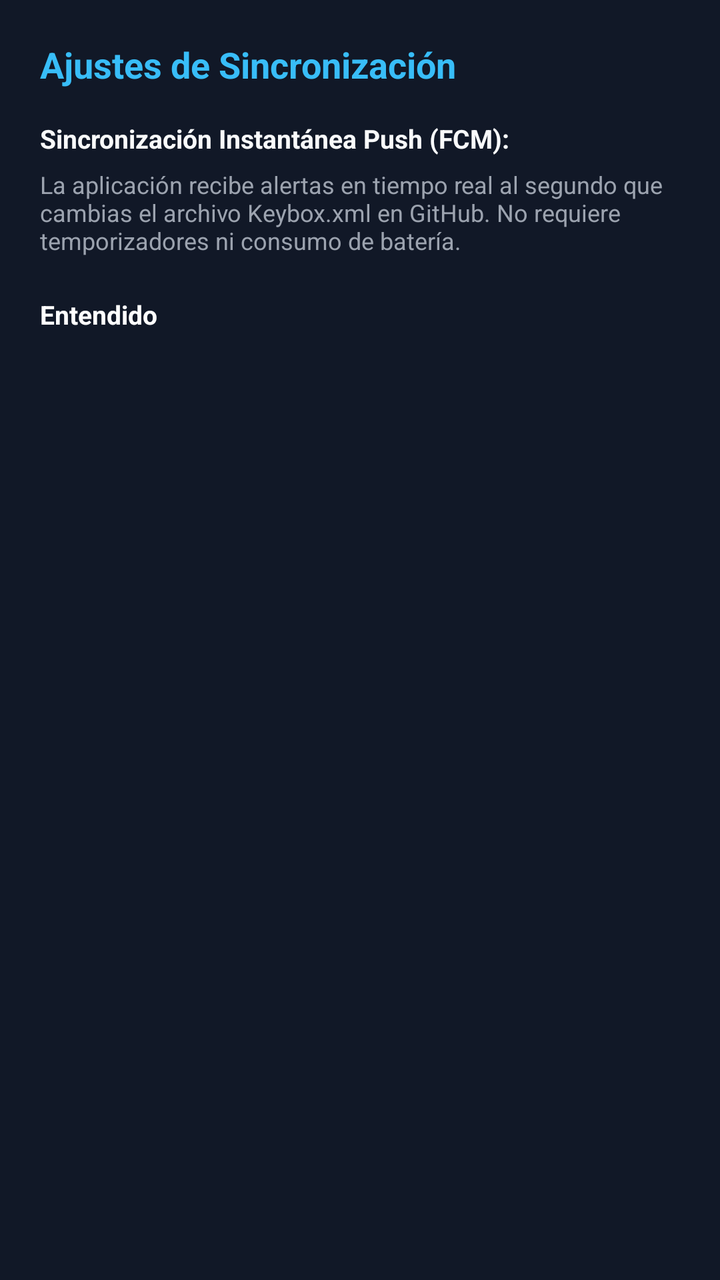
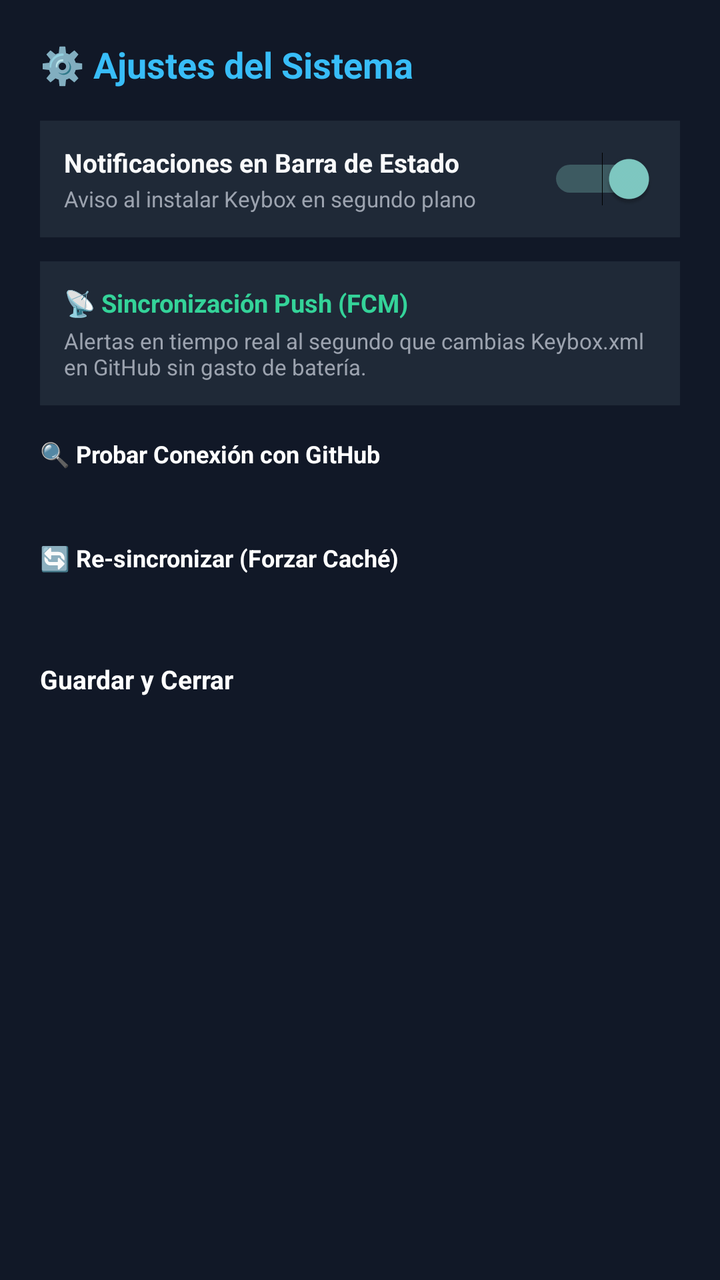

An Android layout rendered at two revisions. The XML below is the earlier revision; the diff shows what the commit changed to produce the second picture.
<!-- AndroidManifest.xml: application theme android:Theme.Material.NoActionBar -->
<!-- res/layout/dialog_settings.xml -->
<?xml version="1.0" encoding="utf-8"?>
<LinearLayout xmlns:android="http://schemas.android.com/apk/res/android"
    android:layout_width="match_parent"
    android:layout_height="wrap_content"
    android:orientation="vertical"
    android:padding="20dp"
    android:background="@color/card_bg">

    <TextView
        android:layout_width="match_parent"
        android:layout_height="wrap_content"
        android:text="Ajustes de Sincronización"
        android:textSize="18sp"
        android:textStyle="bold"
        android:textColor="@color/accent_sky"
        android:layout_marginBottom="16dp" />

    <TextView
        android:layout_width="match_parent"
        android:layout_height="wrap_content"
        android:text="Sincronización Instantánea Push (FCM):"
        android:textColor="#F9FAFB"
        android:textSize="13sp"
        android:textStyle="bold"
        android:layout_marginBottom="6dp" />

    <TextView
        android:layout_width="match_parent"
        android:layout_height="wrap_content"
        android:text="La aplicación recibe alertas en tiempo real al segundo que cambias el archivo Keybox.xml en GitHub. No requiere temporizadores ni consumo de batería."
        android:textColor="@color/text_sub"
        android:textSize="12sp"
        android:layout_marginBottom="20dp" />

    <Button
        android:id="@+id/btnSaveSettings"
        android:layout_width="match_parent"
        android:layout_height="48dp"
        android:text="Entendido"
        android:textSize="13sp"
        android:textStyle="bold"
        android:textColor="#FFFFFF"
        android:backgroundTint="@color/accent_blue" />

</LinearLayout>
<!-- resources referenced by this layout -->
<resources>
  <color name="accent_blue">#0284C7</color>
  <color name="accent_sky">#38BDF8</color>
  <color name="card_bg">#111827</color>
  <color name="text_sub">#9CA3AF</color>
</resources>

<!-- the commit's change to res/layout/dialog_settings.xml (unified diff, before → after) -->
@@ -4,42 +4,115 @@
     android:layout_height="wrap_content"
     android:orientation="vertical"
     android:padding="20dp"
-    android:background="@color/card_bg">
+    android:background="#111827">
 
     <TextView
         android:layout_width="match_parent"
         android:layout_height="wrap_content"
-        android:text="Ajustes de Sincronización"
+        android:text="⚙️ Ajustes del Sistema"
         android:textSize="18sp"
         android:textStyle="bold"
-        android:textColor="@color/accent_sky"
+        android:textColor="#38BDF8"
         android:layout_marginBottom="16dp" />
 
-    <TextView
+    
+    <LinearLayout
         android:layout_width="match_parent"
         android:layout_height="wrap_content"
-        android:text="Sincronización Instantánea Push (FCM):"
-        android:textColor="#F9FAFB"
-        android:textSize="13sp"
-        android:textStyle="bold"
-        android:layout_marginBottom="6dp" />
+        android:orientation="horizontal"
+        android:gravity="center_vertical"
+        android:padding="12dp"
+        android:background="#1F2937"
+        android:layout_marginBottom="12dp">
 
-    <TextView
+        <LinearLayout
+            android:layout_width="0dp"
+            android:layout_height="wrap_content"
+            android:layout_weight="1"
+            android:orientation="vertical">
+
+            <TextView
+                android:layout_width="wrap_content"
+                android:layout_height="wrap_content"
+                android:text="Notificaciones en Barra de Estado"
+                android:textColor="#F9FAFB"
+                android:textSize="13sp"
+                android:textStyle="bold" />
+
+            <TextView
+                android:layout_width="wrap_content"
+                android:layout_height="wrap_content"
+                android:text="Aviso al instalar Keybox en segundo plano"
+                android:textColor="#9CA3AF"
+                android:textSize="11sp"
+                android:layout_marginTop="2dp" />
+        </LinearLayout>
+
+        <Switch
+            android:id="@+id/switchNotifications"
+            android:layout_width="wrap_content"
+            android:layout_height="wrap_content"
+            android:checked="true" />
+    </LinearLayout>
+
+    
+    <LinearLayout
         android:layout_width="match_parent"
         android:layout_height="wrap_content"
-        android:text="La aplicación recibe alertas en tiempo real al segundo que cambias el archivo Keybox.xml en GitHub. No requiere temporizadores ni consumo de batería."
-        android:textColor="@color/text_sub"
+        android:orientation="vertical"
+        android:padding="12dp"
+        android:background="#1F2937"
+        android:layout_marginBottom="16dp">
+
+        <TextView
+            android:layout_width="wrap_content"
+            android:layout_height="wrap_content"
+            android:text="📡 Sincronización Push (FCM)"
+            android:textColor="#34D399"
+            android:textSize="12.5sp"
+            android:textStyle="bold" />
+
+        <TextView
+            android:layout_width="wrap_content"
+            android:layout_height="wrap_content"
+            android:text="Alertas en tiempo real al segundo que cambias Keybox.xml en GitHub sin gasto de batería."
+            android:textColor="#9CA3AF"
+            android:textSize="11sp"
+            android:layout_marginTop="3dp" />
+    </LinearLayout>
+
+    
+    <Button
+        android:id="@+id/btnTestConnection"
+        android:layout_width="match_parent"
+        android:layout_height="44dp"
+        android:text="🔍 Probar Conexión con GitHub"
         android:textSize="12sp"
-        android:layout_marginBottom="20dp" />
+        android:textStyle="bold"
+        android:textColor="#FFFFFF"
+        android:backgroundTint="#374151"
+        android:layout_marginBottom="8dp" />
+
+    
+    <Button
+        android:id="@+id/btnClearHashCache"
+        android:layout_width="match_parent"
+        android:layout_height="44dp"
+        android:text="🔄 Re-sincronizar (Forzar Caché)"
+        android:textSize="12sp"
+        android:textStyle="bold"
+        android:textColor="#FFFFFF"
+        android:backgroundTint="#4B5563"
+        android:layout_marginBottom="16dp" />
 
     <Button
         android:id="@+id/btnSaveSettings"
         android:layout_width="match_parent"
-        android:layout_height="48dp"
-        android:text="Entendido"
+        android:layout_height="46dp"
+        android:text="Guardar y Cerrar"
         android:textSize="13sp"
         android:textStyle="bold"
         android:textColor="#FFFFFF"
-        android:backgroundTint="@color/accent_blue" />
+        android:backgroundTint="#0284C7" />
 
 </LinearLayout>
<!-- resource entries referenced after the edit -->
@@ -1,8 +1,5 @@
 <!-- resources referenced by this layout -->
 <resources>
-  <color name="accent_blue">#0284C7</color>
-  <color name="accent_sky">#38BDF8</color>
-  <color name="card_bg">#111827</color>
-  <color name="text_sub">#9CA3AF</color>
+
 </resources>
 
